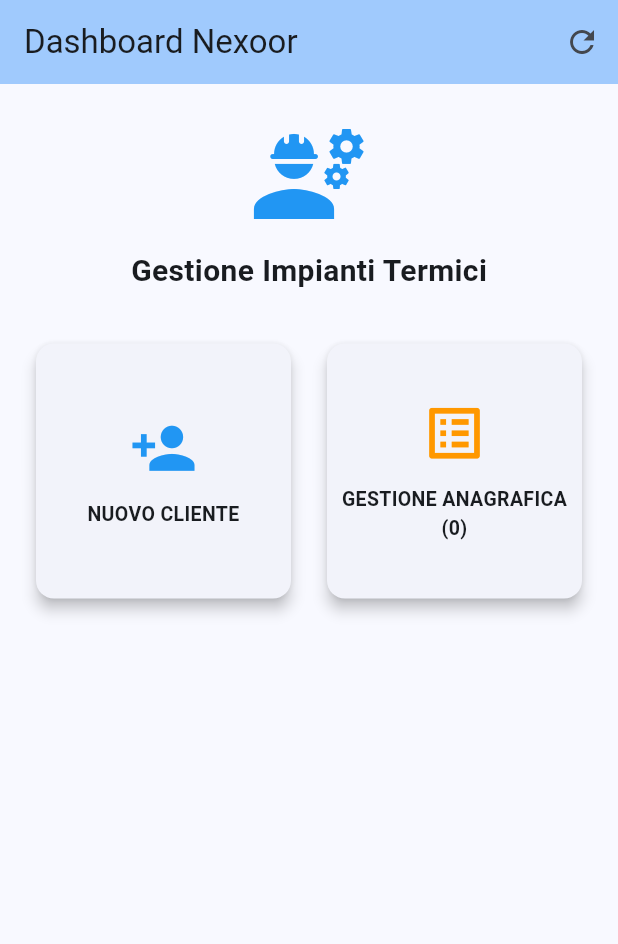
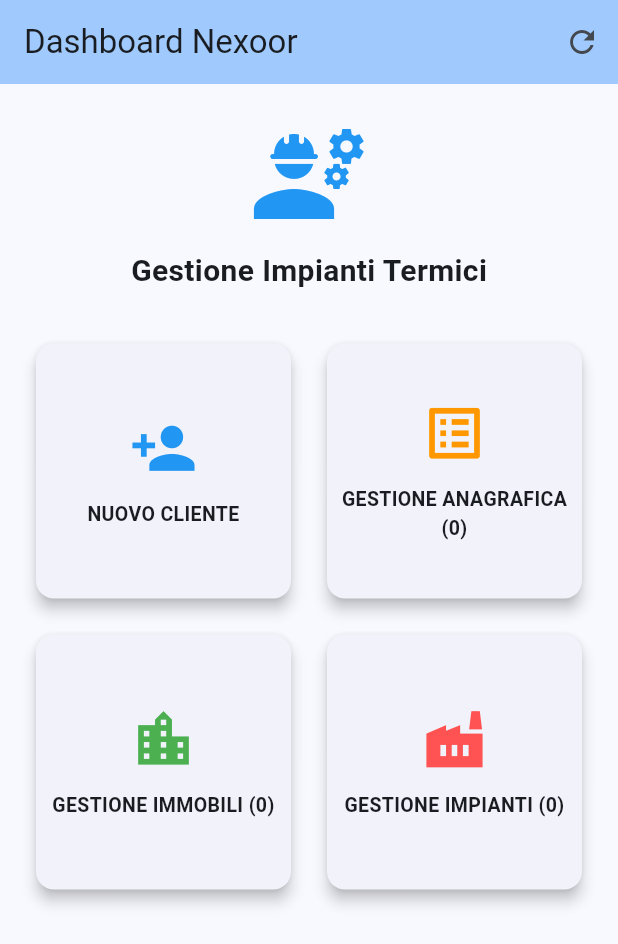
Before and after one commit to campanelliluca/nexoor_field, a Flutter app: the screen it shows after launch, on a phone screen of 412 x 824 dp. Shown: the top 944 px of the screen. Run offline on Flutter 3.47's test engine with Material 3 defaults, Android fonts, the phone set to English and light mode, and no system bars; our stand-ins replace supabase_flutter; accounts and stored records are empty.

Commit message:
feat: completamento gestione liste e refresh automatico UI
Rifattorizzato CustomerDetailScreen in StatefulWidget per l'aggiornamento automatico dello storico interventi.

Collegamento definitivo delle card Immobili e Impianti nella Home Screen con navigazione alle liste reali.

Implementata logica di cancellazione tramite swipe in property_list_screen.dart e plant_list_screen.dart.

Aggiornati i servizi Supabase con metodi per il recupero totale e l'eliminazione dei record.

```diff
--- a/lib/screens/home_screen.dart
+++ b/lib/screens/home_screen.dart
@@ -1,7 +1,12 @@
 import 'package:flutter/material.dart';
 import 'package:nexoor_field/screens/customers/customer_form_screen.dart';
 import 'package:nexoor_field/services/customer_service.dart';
+import 'package:nexoor_field/services/property_service.dart';
+import 'package:nexoor_field/services/plant_service.dart';
 import 'package:nexoor_field/screens/customers/customer_list_screen.dart';
+import 'package:nexoor_field/screens/properties/property_list_screen.dart';
+import 'package:nexoor_field/screens/plant/plant_list_screen.dart';
+
 
 class HomeScreen extends StatefulWidget {
   const HomeScreen({super.key});
@@ -11,19 +16,24 @@
 }
 
 class _HomeScreenState extends State<HomeScreen> {
-  // Definiamo il Future come variabile di stato
+  // Future per i conteggi di ogni categoria
   late Future<int> _customerCountFuture;
+  late Future<int> _propertyCountFuture;
+  late Future<int> _plantCountFuture;
 
   @override
   void initState() {
     super.initState();
-    // Carichiamo il conteggio all'avvio della schermata
-    _loadCustomerCount();
+    // Carichiamo tutti i conteggi all'avvio
+    _loadAllCounts();
   }
 
-  void _loadCustomerCount() {
+  // Funzione centralizzata per aggiornare tutti i dati da Supabase
+  void _loadAllCounts() {
     setState(() {
       _customerCountFuture = CustomerService().getCustomerCount();
+      _propertyCountFuture = PropertyService().getPropertyCount();
+      _plantCountFuture = PlantService().getPlantCount();
     });
   }
 
@@ -34,10 +44,9 @@
         title: const Text('Dashboard Nexoor'),
         backgroundColor: Theme.of(context).colorScheme.inversePrimary,
         actions: [
-          // Un tasto refresh comodo per aggiornare il conteggio manualmente
           IconButton(
             icon: const Icon(Icons.refresh),
-            onPressed: _loadCustomerCount,
+            onPressed: _loadAllCounts, // Refresh manuale di tutti i contatori
           ),
         ],
       ),
@@ -69,23 +78,47 @@
                   const CustomerFormScreen(),
                 ),
 
-                // CARD 2: Gestione Anagrafica con FutureBuilder
+                // CARD 2: Gestione Anagrafica (Clienti)
                 FutureBuilder<int>(
                   future: _customerCountFuture,
                   builder: (context, snapshot) {
-                    String countText = '';
-                    if (snapshot.connectionState == ConnectionState.waiting) {
-                      countText = ' (...)';
-                    } else if (snapshot.hasData) {
-                      countText = ' (${snapshot.data})';
-                    }
-
+                    String countText = snapshot.hasData ? ' (${snapshot.data})' : ' (...)';
                     return _buildMenuCard(
                       context,
                       'GESTIONE ANAGRAFICA$countText',
                       Icons.list_alt,
                       Colors.orange,
                       const CustomerListScreen(),
+                    );
+                  },
+                ),
+
+                // CARD 3: Gestione Immobili
+                FutureBuilder<int>(
+                  future: _propertyCountFuture,
+                  builder: (context, snapshot) {
+                    String countText = snapshot.hasData ? ' (${snapshot.data})' : ' (...)';
+                    return _buildMenuCard(
+                      context,
+                      'GESTIONE IMMOBILI$countText',
+                      Icons.location_city,
+                      Colors.green,
+                      const PropertyListScreen(), // Collegamento reale
+                    );
+                  },
+                ),
+
+                // CARD 4: Gestione Impianti
+                FutureBuilder<int>(
+                  future: _plantCountFuture,
+                  builder: (context, snapshot) {
+                    String countText = snapshot.hasData ? ' (${snapshot.data})' : ' (...)';
+                    return _buildMenuCard(
+                      context,
+                      'GESTIONE IMPIANTI$countText',
+                      Icons.factory,
+                      Colors.redAccent,
+                      const PlantListScreen(), // Collegamento reale
                     );
                   },
                 ),
@@ -97,17 +130,16 @@
     );
   }
 
-  // Helper per costruire Card uniformi
+  // Helper per costruire Card uniformi con refresh automatico al ritorno
   Widget _buildMenuCard(BuildContext context, String title, IconData icon, Color color, Widget destination) {
     return InkWell(
       onTap: () async {
-        // Aspettiamo che l'utente torni dalla schermata di destinazione
         await Navigator.push(
           context,
           MaterialPageRoute(builder: (context) => destination),
         );
-        // Al ritorno, aggiorniamo il conteggio nel caso siano stati aggiunti/eliminati clienti
-        _loadCustomerCount();
+        // Al ritorno da qualsiasi schermata, aggiorniamo tutti i conteggi
+        _loadAllCounts();
       },
       child: Card(
         elevation: 4,
```
Also changed, not shown: lib/screens/customers/customer_detail_screen.dart (+24 -23 lines), lib/screens/plant/plant_list_screen.dart (added, +66 -0 lines), lib/screens/properties/property_list_screen.dart (added, +55 -0 lines), lib/services/plant_service.dart (+27 -1 lines), lib/services/property_service.dart (+27 -0 lines).
